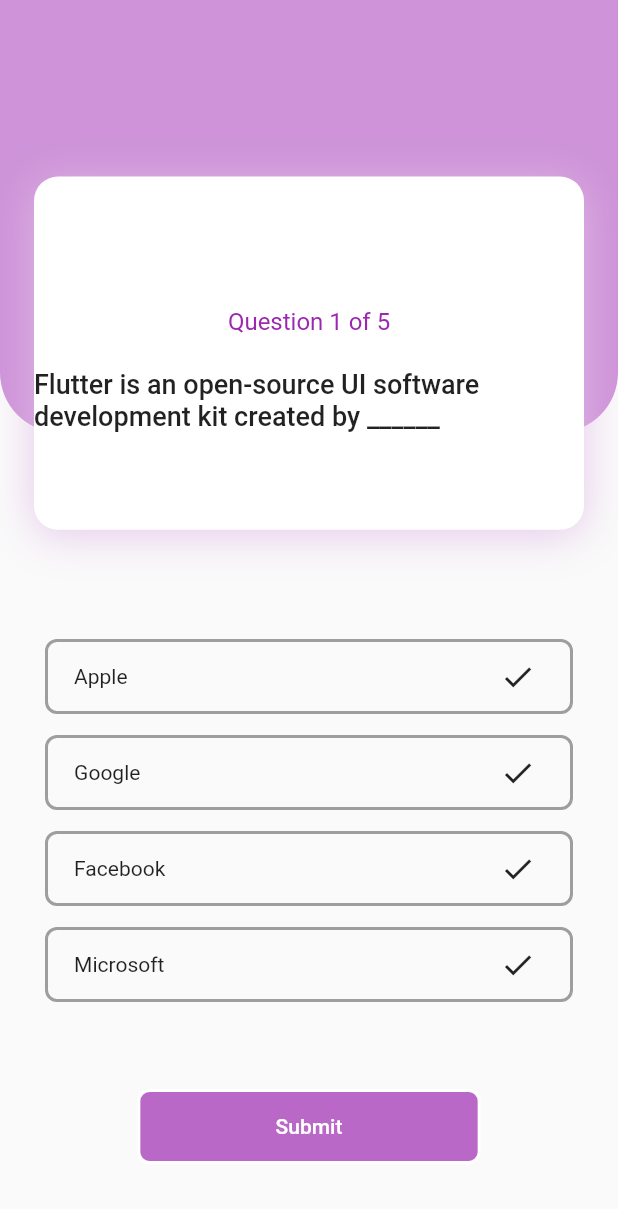
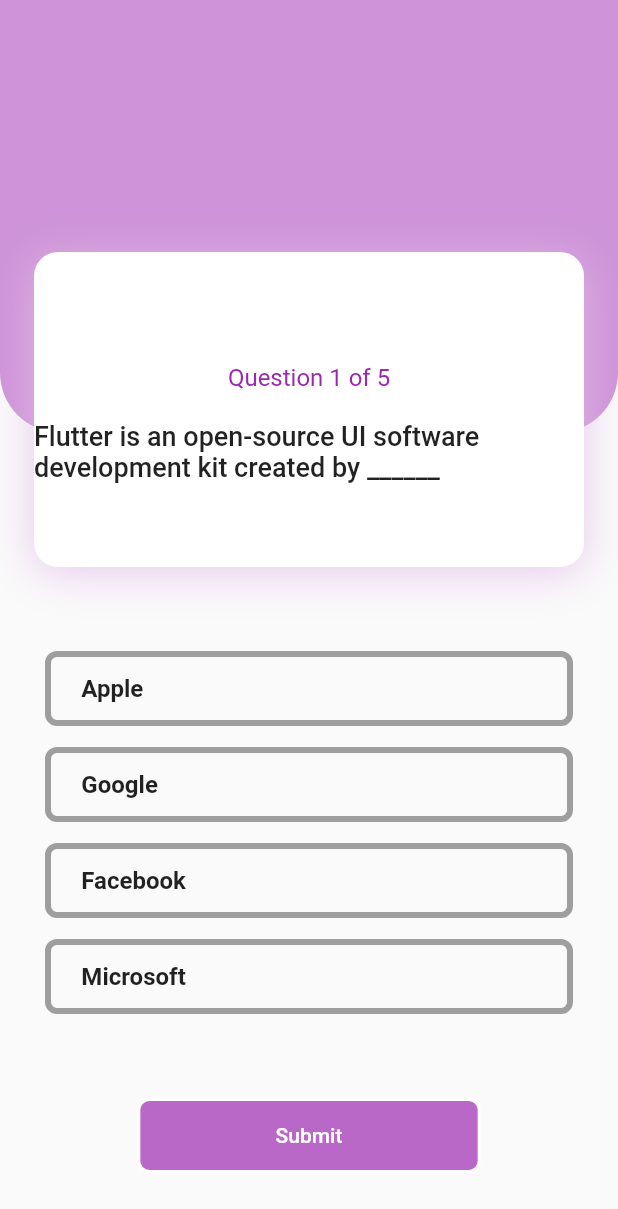
Before and after one commit to AJAYK-01/QuizApp, a Flutter app: the Welcome screen opened directly, after a tap on "Go to Quiz", on a phone screen of 412 x 824 dp. Shown: the top 1209 px of the screen. Run offline on Flutter 3.47's test engine with Material 2 defaults, Android fonts, the phone set to English and light mode, and no system bars; our stand-ins replace get.

Commit message:
Getx controlled quiz complete

```diff
--- a/lib/main.dart
+++ b/lib/main.dart
@@ -1,5 +1,6 @@
 import 'package:flutter/material.dart';
 import 'package:get/get.dart';
+import 'package:quiztask/controllers/quiz_controller.dart';
 import './pages/quiz.dart';
 import './pages/result.dart';
 import './pages/welcome.dart';
@@ -11,10 +12,11 @@
 class MyApp extends StatelessWidget {
   @override
   Widget build(BuildContext context) {
+    QuizController controller = Get.put(QuizController());
     return GetMaterialApp(
       title: 'QuizApp',
-      // home: Welcome(),
-      home: Result(correct: 3, percent: 100, total: 5, wrong: 2),
+      home: Welcome(),
+      // home: Result(correct: 3, percent: 100, total: 5, wrong: 2),
     );
   }
 }
--- a/lib/models.dart/questions.dart
+++ b/lib/models.dart/questions.dart
@@ -23,8 +23,8 @@
   {
     "id": 3,
     "question": "A memory location that holds a single letter or number.",
-    "options": ['Double', 'Int', 'Char', 'Word'],
-    "answer_index": 2,
+    "options": ['Double', 'Char', 'Int', 'Word'],
+    "answer_index": 1,
   },
   {
     "id": 4,
@@ -32,4 +32,10 @@
     "options": ['Cin', 'Count>>', 'Cout', 'Output>>'],
     "answer_index": 2,
   },
+  {
+    "id": 5,
+    "question": "Who created Linux.",
+    "options": ['Bill Gates', 'Elon Musk', 'Linus Torvalds', 'Steve Jobs'],
+    "answer_index": 2,
+  },
 ];
--- a/lib/pages/quiz.dart
+++ b/lib/pages/quiz.dart
@@ -3,9 +3,9 @@
 import 'package:quiztask/widgets/questioncard.dart';
 
 class QuizPage extends StatelessWidget {
-  final question;
+  // final question;
 
-  const QuizPage({Key key, this.question}) : super(key: key);
+  // const QuizPage({Key key, this.question}) : super(key: key);
 
   Widget build(BuildContext context) {
     final height = MediaQuery.of(context).size.height;
@@ -26,21 +26,19 @@
           Column(
             children: [
               Spacer(
-                flex: 2,
+                flex: 4,
               ),
               Expanded(
-                flex: 4,
-                child: QuestionCard(
-                    question: question['question'], index: question['id']),
+                flex: 5,
+                child: QuestionCard(),
               ),
               Spacer(
                 flex: 1,
               ),
-              Expanded(
-                  flex: 7,
-                  child: Options(
-                      options: question['options'],
-                      correct: question['answer_index']))
+              Options(),
+              Spacer(
+                flex: 1,
+              )
             ],
           ),
         ],
--- a/lib/pages/welcome.dart
+++ b/lib/pages/welcome.dart
@@ -1,6 +1,7 @@
 import 'package:flutter/material.dart';
 import 'package:get/get.dart';
 import 'package:quiztask/models.dart/questions.dart';
+import 'package:quiztask/widgets/redbutton.dart';
 
 import './quiz.dart';
 
@@ -9,13 +10,25 @@
   Widget build(BuildContext context) {
     return Scaffold(
       backgroundColor: Colors.purple[200],
-      body: Center(
-        child: FlatButton(
-            child: Text("Go to Quiz"),
-            onPressed: () => Get.to(QuizPage(
-                  key: UniqueKey(),
-                  question: sample_data[0],
-                ))),
+      body: Column(
+        crossAxisAlignment: CrossAxisAlignment.center,
+        children: [
+          Spacer(flex: 2),
+          Text("Hello!!",
+              style: TextStyle(
+                  color: Colors.white,
+                  fontSize: 30,
+                  fontWeight: FontWeight.w800)),
+          Container(height: 20),
+          Text("Welcome to the Quiz 😎",
+              style: TextStyle(
+                  color: Colors.white,
+                  fontSize: 30,
+                  fontWeight: FontWeight.w800)),
+          Container(height: 20),
+          RedButton(title: "Go to Quiz", onTap: () => Get.to(QuizPage())),
+          Spacer(flex: 2),
+        ],
       ),
     );
   }
--- a/lib/widgets/manageopt.dart
+++ b/lib/widgets/manageopt.dart
@@ -1,51 +1,67 @@
 import 'package:flutter/material.dart';
 import 'package:get/get.dart';
+import 'package:quiztask/controllers/quiz_controller.dart';
 import 'package:quiztask/models.dart/questions.dart';
+import 'package:quiztask/pages/result.dart';
 import '../pages/quiz.dart';
 import '../pages/welcome.dart';
 import 'package:quiztask/widgets/optionpill.dart';
 import 'package:quiztask/widgets/redbutton.dart';
 
 class Options extends StatefulWidget {
-  final correct;
-  final options;
+  // final correct;
+  // final options;
 
-  const Options({Key key, this.correct, this.options}) : super(key: key);
+  // const Options({Key key, this.correct, this.options}) : super(key: key);
   @override
   _OptionsState createState() => _OptionsState();
 }
 
 class _OptionsState extends State<Options> {
   var selected;
-  // final options = ["Option1", "Option2", "Option3", "Option4"];
-  // final correct = 2;
+
   var checked = false;
+  var correct;
+
+  @override
+  Widget build(BuildContext context) {
+    final height = MediaQuery.of(context).size.height;
+
+    QuizController controller = Get.find();
+
+    final int index = controller.index.value;
+    final List<String> options = controller.questions[index]['options'];
 
     checkans() {
+      if (selected == null) {
+        Get.snackbar("Error!", "Please select an option to continue",
+            colorText: Colors.white, backgroundColor: Colors.red);
+      } else {
+        int ans = controller.checkAns(selected);
+        // if (isCorrect) {
+
+        // } else {
+        //   print("Naahda");
+        // }
+
         setState(() {
           checked = true;
+          correct = ans;
         });
-    if (selected == widget.correct) {
-      print(true);
-      return true;
-    } else {
-      print(false);
-      return false;
       }
     }
 
     goNext() {
-    print("Going");
+      if (index < 4) {
+        controller.onNext();
         Get.to(Welcome());
-    Get.off(QuizPage(
-      key: UniqueKey(),
-      question: sample_data[0],
-    ));
+        Get.off(QuizPage());
+      } else {
+        // controller.onReset();
+        Get.to(Result());
+      }
     }
 
-  @override
-  Widget build(BuildContext context) {
-    final height = MediaQuery.of(context).size.height;
     return Container(
       child: NotificationListener<OverscrollIndicatorNotification>(
         onNotification: (OverscrollIndicatorNotification overscroll) {
@@ -55,15 +71,21 @@
         child: Column(
           children: [
             Container(
-              height: 302,
+              height: 300,
               child: ListView.builder(
                   physics: const NeverScrollableScrollPhysics(),
                   itemCount: 4,
                   itemBuilder: (_, i) {
                     return OptionPill(
-                      option: widget.options[i],
+                      option: options[i],
                       index: i,
-                      color: i == selected ? Colors.purple : Colors.grey,
+                      color: i == selected
+                          ? checked
+                              ? i == correct
+                                  ? Colors.green
+                                  : Colors.red
+                              : Colors.purple
+                          : Colors.grey,
                       onTap: (index) => setState(() => selected = index),
                     );
                   }),
--- a/lib/widgets/optionpill.dart
+++ b/lib/widgets/optionpill.dart
@@ -24,23 +24,24 @@
         margin: const EdgeInsets.only(top: 14, left: 30, right: 30),
         decoration: BoxDecoration(
             borderRadius: BorderRadius.circular(8.0),
-            border: Border.all(color: color, width: 2)),
+            border: Border.all(color: color, width: 4)),
         child: Row(
           children: [
             Spacer(
               flex: 1,
             ),
             Expanded(
-              child: Text(option ?? "OptionText"),
+              child: Text(option ?? "OptionText",
+                  style: TextStyle(fontSize: 16, fontWeight: FontWeight.w600)),
               flex: 16,
             ),
-            Expanded(
-              child: icon,
-              flex: 2,
-            ),
-            Spacer(
-              flex: 1,
-            )
+            // Expanded(
+            //   child: icon,
+            //   flex: 2,
+            // ),
+            // Spacer(
+            //   flex: 1,
+            // )
           ],
         ),
       ),
--- a/lib/widgets/questioncard.dart
+++ b/lib/widgets/questioncard.dart
@@ -1,20 +1,28 @@
 import 'package:flutter/material.dart';
+import 'package:get/get.dart';
+import 'package:quiztask/controllers/quiz_controller.dart';
 
 import '../constants.dart';
 
 class QuestionCard extends StatelessWidget {
-  final question;
-  final index;
-  const QuestionCard({
-    Key key,
-    this.question,
-    this.index,
-  }) : super(key: key);
+  // final question;
+  // final index;
+  // const QuestionCard({
+  //   Key key,
+  //   this.question,
+  //   this.index,
+  // }) : super(key: key);
 
   @override
   Widget build(BuildContext context) {
     final height = MediaQuery.of(context).size.height;
     final width = MediaQuery.of(context).size.width;
+
+    QuizController controller = Get.find();
+
+    final index = controller.index.value;
+    final String question = controller.questions[index]['question'];
+    print(question);
 
     return Row(
       children: [
@@ -28,7 +36,7 @@
                   flex: 4,
                 ),
                 Text(
-                  "Question $index of 5",
+                  "Question ${index + 1} of 5",
                   style: TextStyle(color: Colors.purple, fontSize: 16),
                 ),
                 Spacer(
```
Also changed, not shown: lib/controllers/quiz_controller.dart (added, +50 -0 lines), lib/pages/result.dart (+17 -9 lines). Lines whose indentation alone changed are shown as unchanged.
